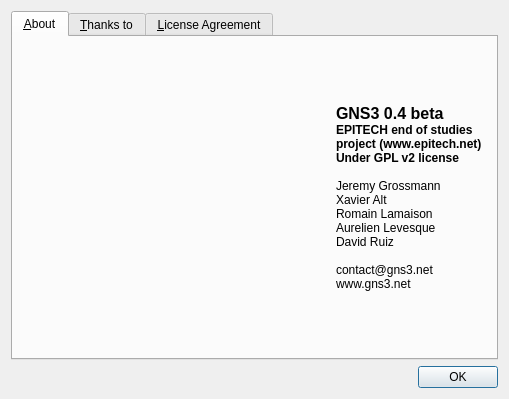
Above: src/GNS3/Ui/Form_About.ui from GNS3/gns3-legacy before the change. Below: the same form after it.
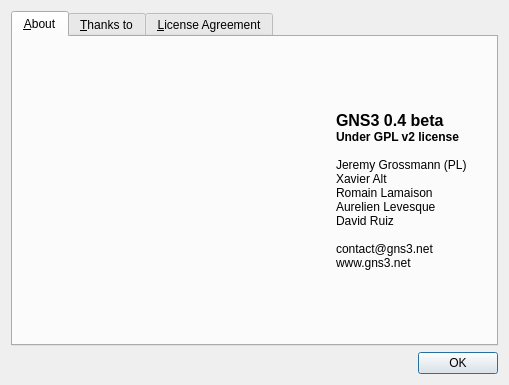
That is the form after the change. Icons and pictures are not drawn.

Patch:
```diff
--- a/src/GNS3/Ui/Form_About.ui
+++ b/src/GNS3/Ui/Form_About.ui
@@ -46,11 +46,9 @@
 p, li { white-space: pre-wrap; }
 &lt;/style>&lt;/head>&lt;body style=" font-family:'Sans Serif'; font-size:9pt; font-weight:400; font-style:normal;">
 &lt;p style=" margin-top:0px; margin-bottom:0px; margin-left:0px; margin-right:0px; -qt-block-indent:0; text-indent:0px;">&lt;span style=" font-size:12pt; font-weight:600;">GNS3 0.4 beta&lt;/span>&lt;/p>
-&lt;p style=" margin-top:0px; margin-bottom:0px; margin-left:0px; margin-right:0px; -qt-block-indent:0; text-indent:0px; font-weight:600;">EPITECH end of studies &lt;/p>
-&lt;p style=" margin-top:0px; margin-bottom:0px; margin-left:0px; margin-right:0px; -qt-block-indent:0; text-indent:0px; font-weight:600;">project (www.epitech.net)&lt;/p>
 &lt;p style=" margin-top:0px; margin-bottom:0px; margin-left:0px; margin-right:0px; -qt-block-indent:0; text-indent:0px; font-weight:600;">Under GPL v2 license&lt;/p>
 &lt;p style="-qt-paragraph-type:empty; margin-top:0px; margin-bottom:0px; margin-left:0px; margin-right:0px; -qt-block-indent:0; text-indent:0px; font-weight:600;">&lt;/p>
-&lt;p style=" margin-top:0px; margin-bottom:0px; margin-left:0px; margin-right:0px; -qt-block-indent:0; text-indent:0px; font-weight:600;">&lt;span style=" font-weight:400;">Jeremy Grossmann&lt;/span>&lt;/p>
+&lt;p style=" margin-top:0px; margin-bottom:0px; margin-left:0px; margin-right:0px; -qt-block-indent:0; text-indent:0px; font-weight:600;">&lt;span style=" font-weight:400;">Jeremy Grossmann (PL)&lt;/span>&lt;/p>
 &lt;p style=" margin-top:0px; margin-bottom:0px; margin-left:0px; margin-right:0px; -qt-block-indent:0; text-indent:0px;">Xavier Alt&lt;/p>
 &lt;p style=" margin-top:0px; margin-bottom:0px; margin-left:0px; margin-right:0px; -qt-block-indent:0; text-indent:0px;">Romain Lamaison&lt;/p>
 &lt;p style=" margin-top:0px; margin-bottom:0px; margin-left:0px; margin-right:0px; -qt-block-indent:0; text-indent:0px;">Aurelien Levesque&lt;/p>
```
Left out of the diff: 2 changed lines with no effect on the pictures.
